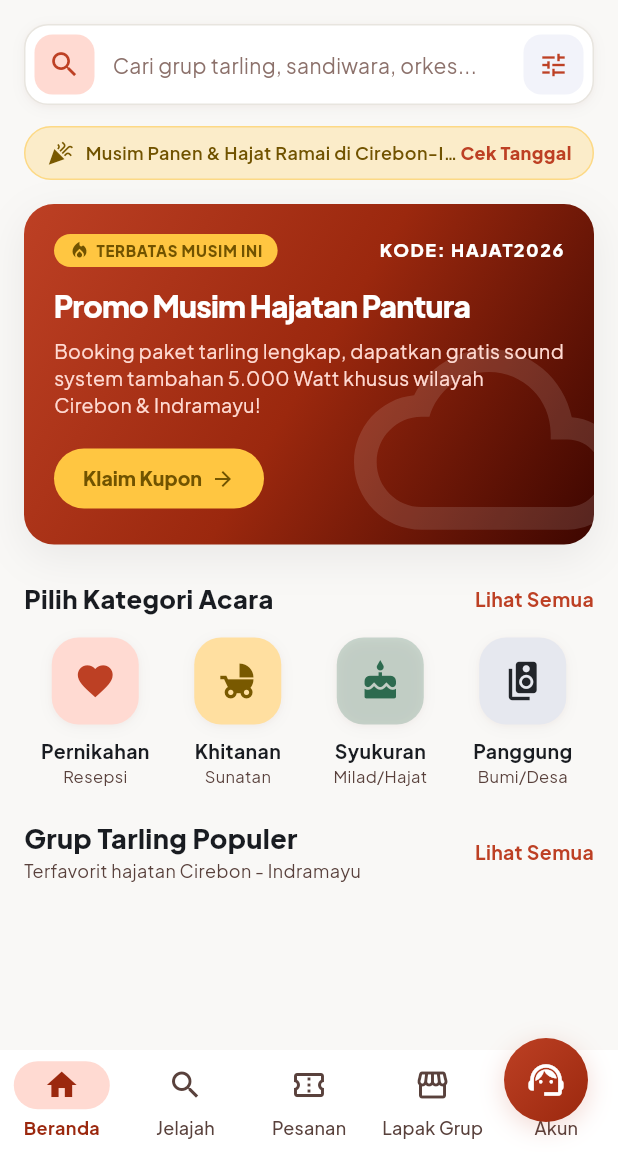
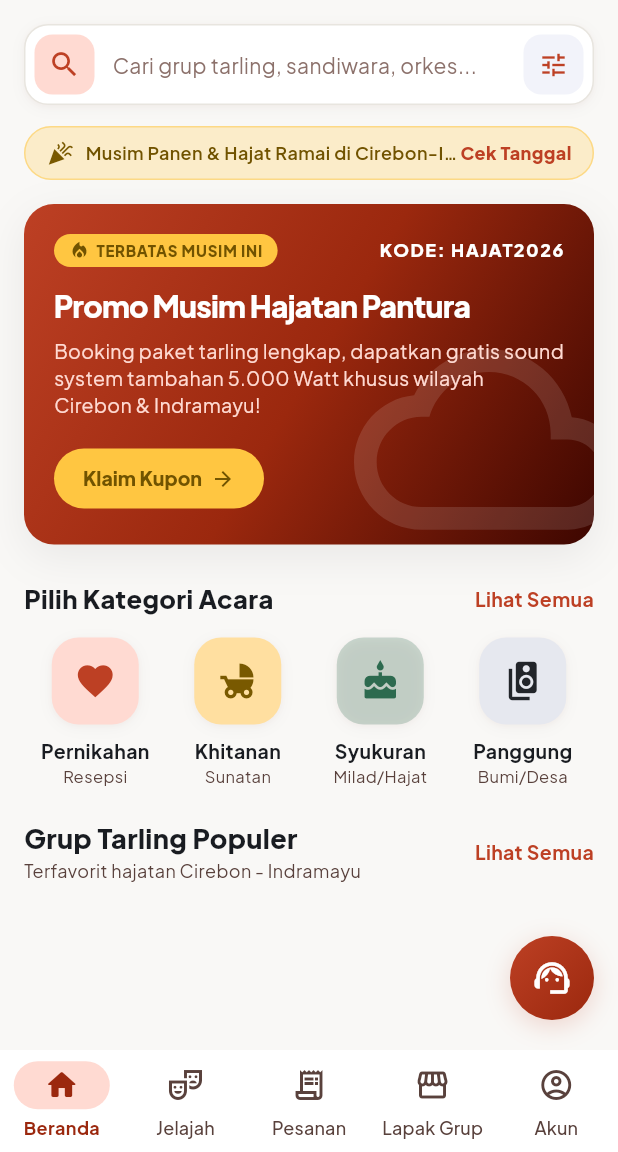
Before and after one commit to rhsa-fr/Tarlink, a Flutter app: the screen it shows once a user with an empty profile is signed in, on a phone screen of 412 x 824 dp, the part 84-1236 px from its top. Run offline on Flutter 3.47's test engine with Material 3 defaults, Android fonts, the phone set to English and light mode, and no system bars; our stand-ins replace flutter_riverpod, flutter_secure_storage, google_fonts, qr_flutter, share_plus, supabase_flutter; missing offline and left inert: mobile_scanner; accounts and stored records are empty; network calls fail.

Commit message:
fix: move chat bot button above navbar, upgrade navbar icons (theater_comedy, receipt_long, account_circle)

```diff
--- a/mobile/lib/core/widgets/main_shell_screen.dart
+++ b/mobile/lib/core/widgets/main_shell_screen.dart
@@ -86,34 +86,34 @@ class _MainShellScreenState extends State<MainShellScreen> {
           indicatorColor: AppColors.primaryLight,
           destinations: [
             const NavigationDestination(
-              icon: Icon(Icons.home_outlined),
-              selectedIcon: Icon(Icons.home, color: AppColors.primaryDark),
+              icon: Icon(Icons.home_rounded),
+              selectedIcon: Icon(Icons.home_rounded, color: AppColors.primaryDark),
               label: 'Beranda',
             ),
             const NavigationDestination(
-              icon: Icon(Icons.search),
-              selectedIcon: Icon(Icons.search, color: AppColors.primaryDark),
+              icon: Icon(Icons.theater_comedy_outlined),
+              selectedIcon: Icon(Icons.theater_comedy_rounded, color: AppColors.primaryDark),
               label: 'Jelajah',
             ),
             const NavigationDestination(
-              icon: Icon(Icons.confirmation_number_outlined),
-              selectedIcon: Icon(Icons.confirmation_number, color: AppColors.primaryDark),
+              icon: Icon(Icons.receipt_long_outlined),
+              selectedIcon: Icon(Icons.receipt_long_rounded, color: AppColors.primaryDark),
               label: 'Pesanan',
             ),
             const NavigationDestination(
               icon: Icon(Icons.storefront_outlined),
-              selectedIcon: Icon(Icons.storefront, color: AppColors.primaryDark),
+              selectedIcon: Icon(Icons.storefront_rounded, color: AppColors.primaryDark),
               label: 'Lapak Grup',
             ),
             if (_isAdmin)
               const NavigationDestination(
                 icon: Icon(Icons.admin_panel_settings_outlined),
-                selectedIcon: Icon(Icons.admin_panel_settings, color: AppColors.primaryDark),
+                selectedIcon: Icon(Icons.admin_panel_settings_rounded, color: AppColors.primaryDark),
                 label: 'Panel Pasar',
               ),
             const NavigationDestination(
-              icon: Icon(Icons.person_outline),
-              selectedIcon: Icon(Icons.person, color: AppColors.primaryDark),
+              icon: Icon(Icons.account_circle_outlined),
+              selectedIcon: Icon(Icons.account_circle_rounded, color: AppColors.primaryDark),
               label: 'Akun',
             ),
           ],
--- a/mobile/lib/features/chat_bot/presentation/widgets/floating_chat_bot.dart
+++ b/mobile/lib/features/chat_bot/presentation/widgets/floating_chat_bot.dart
@@ -31,8 +31,8 @@ class _FloatingChatBotState extends State<FloatingChatBot> {
       children: [
         widget.child,
         Positioned(
-          bottom: 20,
-          right: 20,
+          bottom: 88,
+          right: 16,
           child: Container(
             decoration: BoxDecoration(
               gradient: const LinearGradient(
```
